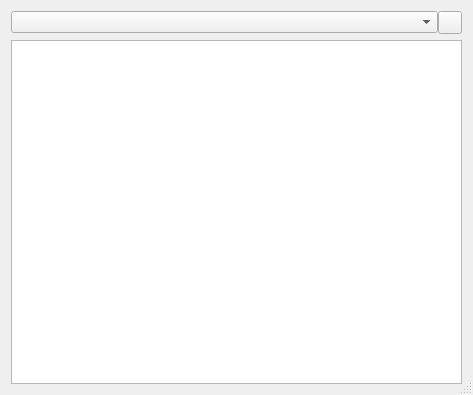
The window that blockselectdialog.ui (Skycoder42/UniInsert) describes before a commit, drawn with Qt 5.
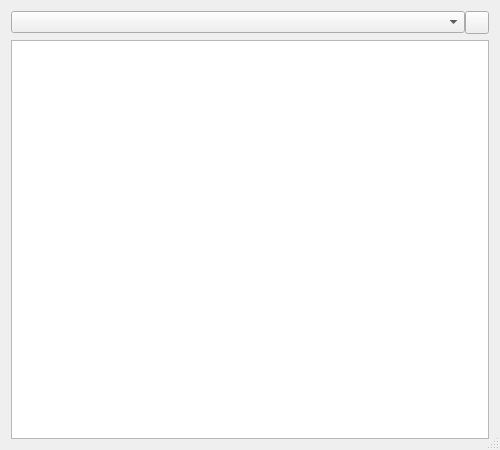
The same window after the commit. Icons and pictures are not drawn.

```diff
--- a/blockselectdialog.ui
+++ b/blockselectdialog.ui
@@ -6,8 +6,8 @@
    <rect>
     <x>0</x>
     <y>0</y>
-    <width>473</width>
-    <height>395</height>
+    <width>500</width>
+    <height>450</height>
    </rect>
   </property>
   <property name="windowTitle">
```
